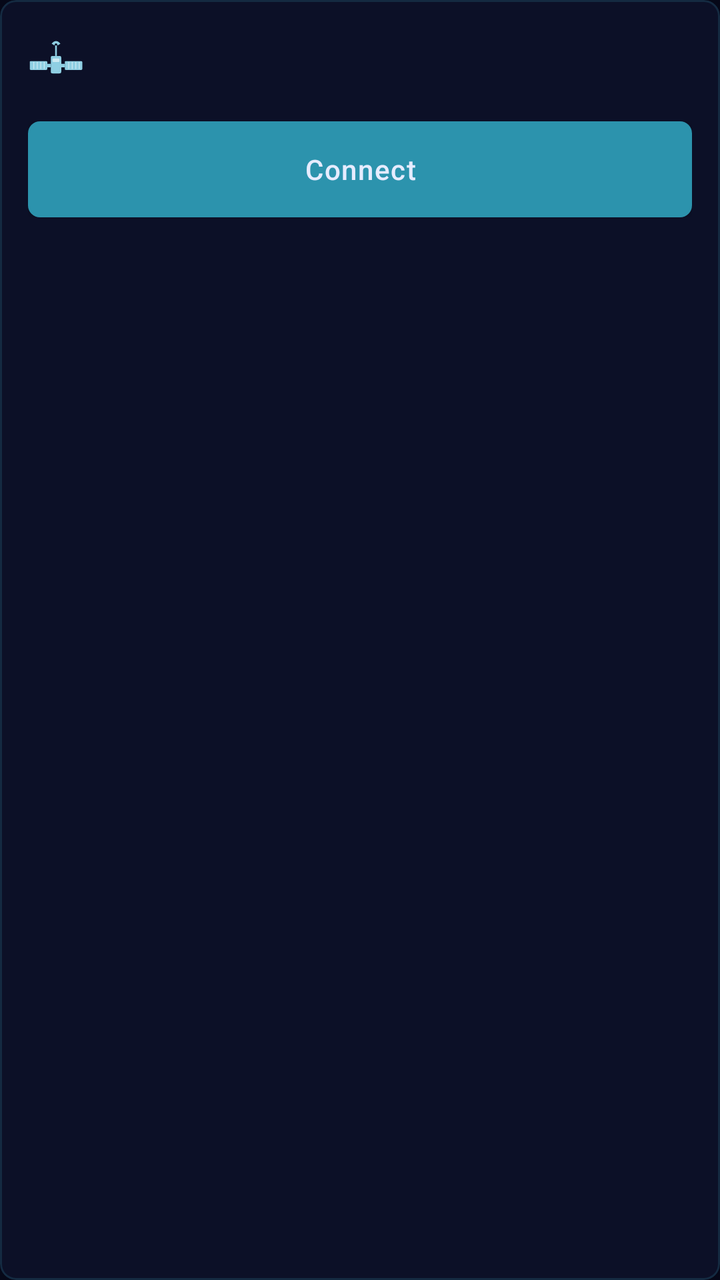
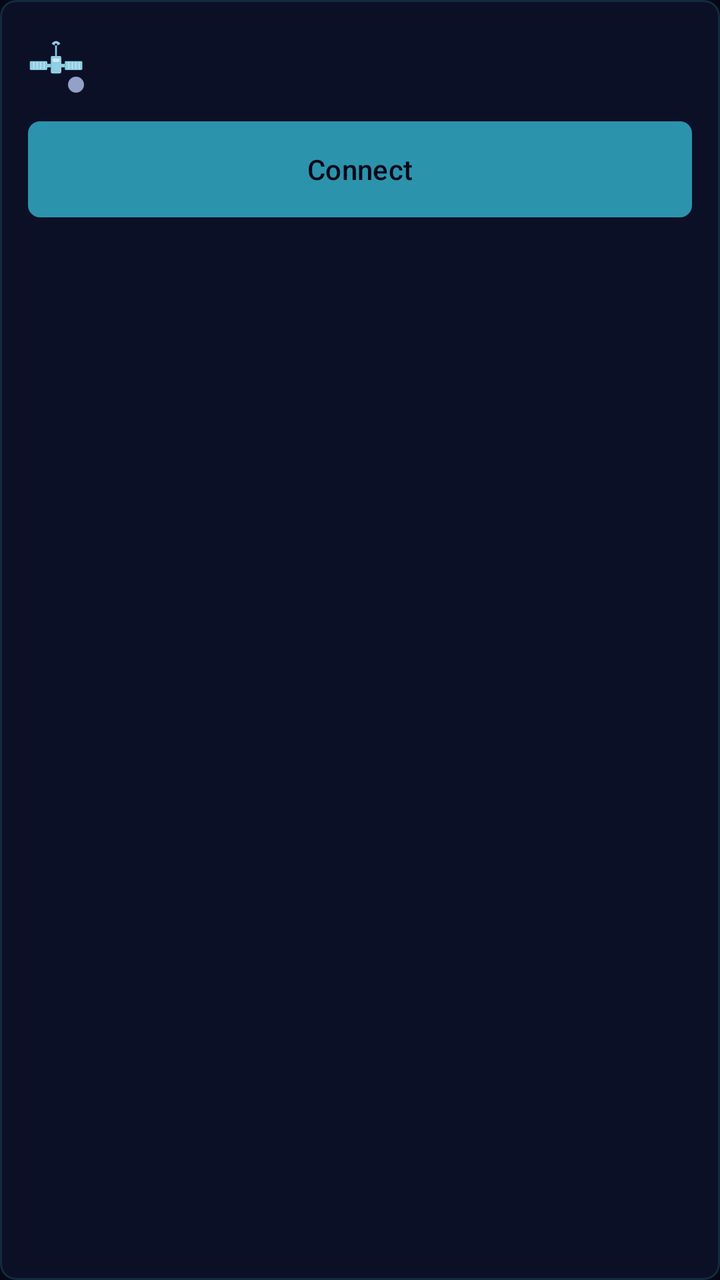

Before-and-after screenshots of an Android layout around one commit, followed by the original layout XML and the change that was made.
<!-- AndroidManifest.xml: application theme Theme.Dish -->
<!-- res/layout/row_connection.xml -->
<?xml version="1.0" encoding="utf-8"?>
<com.google.android.material.card.MaterialCardView xmlns:android="http://schemas.android.com/apk/res/android"
    xmlns:app="http://schemas.android.com/apk/res-auto"
    android:layout_width="match_parent"
    android:layout_height="wrap_content"
    android:layout_marginBottom="10dp"
    app:cardBackgroundColor="@color/colorSurface"
    app:cardCornerRadius="8dp"
    app:cardElevation="0dp"
    app:strokeColor="@color/colorCardStroke"
    app:strokeWidth="1dp">

    <LinearLayout
        android:layout_width="match_parent"
        android:layout_height="wrap_content"
        android:orientation="vertical"
        android:padding="14dp">

        <LinearLayout
            android:layout_width="match_parent"
            android:layout_height="wrap_content"
            android:orientation="horizontal"
            android:gravity="center_vertical">

            
            <FrameLayout
                android:layout_width="wrap_content"
                android:layout_height="wrap_content"
                android:layout_marginEnd="10dp">

                <ImageView
                    android:id="@+id/ivRowGlyph"
                    android:layout_width="28dp"
                    android:layout_height="28dp"
                    android:contentDescription="@null"
                    android:src="@drawable/ic_satellite" />

                <View
                    android:id="@+id/dotRow"
                    android:layout_width="8dp"
                    android:layout_height="8dp"
                    android:layout_gravity="bottom|end" />
            </FrameLayout>

            <LinearLayout
                android:layout_width="0dp"
                android:layout_height="wrap_content"
                android:layout_weight="1"
                android:orientation="vertical">

                <TextView
                    android:id="@+id/tvRowTitle"
                    android:layout_width="wrap_content"
                    android:layout_height="wrap_content"
                    android:textColor="@color/colorOnSurface"
                    android:textSize="15sp"
                    android:textStyle="bold" />

                <TextView
                    android:id="@+id/tvRowDetail"
                    android:layout_width="wrap_content"
                    android:layout_height="wrap_content"
                    android:textColor="@color/colorMuted"
                    android:textSize="12sp"
                    android:fontFamily="monospace" />
            </LinearLayout>

            <TextView
                android:id="@+id/tvRowStatus"
                android:layout_width="wrap_content"
                android:layout_height="wrap_content"
                android:textColor="@color/colorMuted"
                android:textSize="11sp"
                android:fontFamily="monospace" />
        </LinearLayout>

        <LinearLayout
            android:layout_width="match_parent"
            android:layout_height="wrap_content"
            android:orientation="horizontal"
            android:layout_marginTop="10dp">

            <com.google.android.material.button.MaterialButton
                android:id="@+id/btnRowAction"
                android:layout_width="0dp"
                android:layout_height="wrap_content"
                android:layout_weight="1"
                android:textAllCaps="false"
                android:text="@string/action_connect" />

            <com.google.android.material.button.MaterialButton
                android:id="@+id/btnRowSecondary"
                style="@style/Widget.Dish.Button.Outlined"
                android:layout_width="0dp"
                android:layout_height="wrap_content"
                android:layout_weight="1"
                android:layout_marginStart="8dp"
                android:textAllCaps="false"
                android:text="@string/action_forget_short"
                android:visibility="gone" />
        </LinearLayout>
    </LinearLayout>
</com.google.android.material.card.MaterialCardView>
<!-- resources referenced by this layout -->
<resources>
  <color name="colorCardStroke">#1F4FE3FF</color>
  <color name="colorMuted">#93A0C8</color>
  <color name="colorOnSurface">#E6ECFF</color>
  <color name="colorSurface">#0C1027</color>
  <style name="Widget.Dish.Button.Outlined" parent="Widget.MaterialComponents.Button.OutlinedButton">
          <item name="backgroundTint">@android:color/transparent</item>
          <item name="android:textColor">@color/colorOnSurface</item>
          <item name="strokeColor">@color/colorOutline</item>
          <item name="strokeWidth">1dp</item>
          <item name="android:textAllCaps">true</item>
          <item name="android:letterSpacing">0.04</item>
          <item name="cornerRadius">6dp</item>
          <item name="android:insetTop">0dp</item>
          <item name="android:insetBottom">0dp</item>
          <item name="rippleColor">@color/colorPrimaryDark</item>
      </style>
  <style name="Theme.Dish" parent="Theme.MaterialComponents.DayNight.NoActionBar">
          <item name="colorPrimary">@color/colorPrimary</item>
          <item name="colorPrimaryVariant">@color/colorPrimaryDark</item>
          <item name="colorOnPrimary">@color/colorOnPrimary</item>
          <item name="colorSecondary">@color/colorPrimaryMid</item>
          <item name="colorSecondaryVariant">@color/colorPrimaryDark</item>
          <item name="colorOnSecondary">@color/colorOnSurface</item>
          <item name="colorSurface">@color/colorSurface</item>
          <item name="colorOnSurface">@color/colorOnSurface</item>
          <item name="colorError">@color/colorError</item>
          <item name="android:colorBackground">@color/colorBackground</item>
          <item name="android:windowBackground">@color/colorBackground</item>
          <item name="android:statusBarColor">@color/colorBackground</item>
          <item name="android:navigationBarColor">@color/colorBackground</item>
          
          <item name="materialButtonStyle">@style/Widget.Dish.Button</item>
      </style>
  <color name="colorOutline">#2E4FE3FF</color>
  <color name="colorPrimaryDark">#2C93AD</color>
  <color name="colorPrimary">#4FE3FF</color>
  <color name="colorOnPrimary">#060818</color>
  <color name="colorPrimaryMid">#2C93AD</color>
  <color name="colorError">#E74C3C</color>
  <color name="colorBackground">#060818</color>
  <style name="Widget.Dish.Button" parent="Widget.MaterialComponents.Button">
          <item name="backgroundTint">@color/colorPrimaryDark</item>
          <item name="android:textColor">@color/colorOnSurface</item>
          <item name="android:textAllCaps">true</item>
          <item name="android:letterSpacing">0.04</item>
          <item name="cornerRadius">6dp</item>
          <item name="android:insetTop">0dp</item>
          <item name="android:insetBottom">0dp</item>
          <item name="rippleColor">@color/colorPrimaryMid</item>
      </style>
  <!-- unchanged entries left out for length: 3 -->
</resources>

<!-- the commit's change to res/layout/row_connection.xml (unified diff, before → after) -->
@@ -1,20 +1,16 @@
 <?xml version="1.0" encoding="utf-8"?>
 <com.google.android.material.card.MaterialCardView xmlns:android="http://schemas.android.com/apk/res/android"
     xmlns:app="http://schemas.android.com/apk/res-auto"
+    style="@style/Widget.Dish.Card"
     android:layout_width="match_parent"
     android:layout_height="wrap_content"
-    android:layout_marginBottom="10dp"
-    app:cardBackgroundColor="@color/colorSurface"
-    app:cardCornerRadius="8dp"
-    app:cardElevation="0dp"
-    app:strokeColor="@color/colorCardStroke"
-    app:strokeWidth="1dp">
+    android:layout_marginBottom="@dimen/card_margin_bottom">
 
     <LinearLayout
         android:layout_width="match_parent"
         android:layout_height="wrap_content"
         android:orientation="vertical"
-        android:padding="14dp">
+        android:padding="@dimen/card_padding">
 
         <LinearLayout
             android:layout_width="match_parent"
@@ -26,19 +22,18 @@
             <FrameLayout
                 android:layout_width="wrap_content"
                 android:layout_height="wrap_content"
-                android:layout_marginEnd="10dp">
+                android:layout_marginEnd="@dimen/spacing_lg">
 
                 <ImageView
                     android:id="@+id/ivRowGlyph"
-                    android:layout_width="28dp"
-                    android:layout_height="28dp"
+                    android:layout_width="@dimen/icon_row_glyph"
+                    android:layout_height="@dimen/icon_row_glyph"
                     android:contentDescription="@null"
                     android:src="@drawable/ic_satellite" />
 
                 <View
                     android:id="@+id/dotRow"
-                    android:layout_width="8dp"
-                    android:layout_height="8dp"
+                    style="@style/Widget.Dish.StatusDot.Large"
                     android:layout_gravity="bottom|end" />
             </FrameLayout>
 
@@ -50,42 +45,36 @@
 
                 <TextView
                     android:id="@+id/tvRowTitle"
+                    style="@style/TextAppearance.Dish.Title"
                     android:layout_width="wrap_content"
-                    android:layout_height="wrap_content"
-                    android:textColor="@color/colorOnSurface"
-                    android:textSize="15sp"
-                    android:textStyle="bold" />
+                    android:layout_height="wrap_content" />
 
                 <TextView
                     android:id="@+id/tvRowDetail"
+                    style="@style/TextAppearance.Dish.BodySmall"
                     android:layout_width="wrap_content"
-                    android:layout_height="wrap_content"
-                    android:textColor="@color/colorMuted"
-                    android:textSize="12sp"
-                    android:fontFamily="monospace" />
+                    android:layout_height="wrap_content" />
             </LinearLayout>
 
             <TextView
                 android:id="@+id/tvRowStatus"
+                style="@style/TextAppearance.Dish.Label"
                 android:layout_width="wrap_content"
-                android:layout_height="wrap_content"
-                android:textColor="@color/colorMuted"
-                android:textSize="11sp"
-                android:fontFamily="monospace" />
+                android:layout_height="wrap_content" />
         </LinearLayout>
 
         <LinearLayout
             android:layout_width="match_parent"
             android:layout_height="wrap_content"
             android:orientation="horizontal"
-            android:layout_marginTop="10dp">
+            android:layout_marginTop="@dimen/spacing_lg">
 
             <com.google.android.material.button.MaterialButton
                 android:id="@+id/btnRowAction"
+                style="@style/Widget.Dish.Button"
                 android:layout_width="0dp"
                 android:layout_height="wrap_content"
                 android:layout_weight="1"
-                android:textAllCaps="false"
                 android:text="@string/action_connect" />
 
             <com.google.android.material.button.MaterialButton
@@ -94,8 +83,7 @@
                 android:layout_width="0dp"
                 android:layout_height="wrap_content"
                 android:layout_weight="1"
-                android:layout_marginStart="8dp"
-                android:textAllCaps="false"
+                android:layout_marginStart="@dimen/spacing_md"
                 android:text="@string/action_forget_short"
                 android:visibility="gone" />
         </LinearLayout>
<!-- resource entries referenced after the edit -->
@@ -1,28 +1,73 @@
 <!-- resources referenced by this layout -->
 <resources>
-  <color name="colorCardStroke">#1F4FE3FF</color>
-  <color name="colorMuted">#93A0C8</color>
-  <color name="colorOnSurface">#E6ECFF</color>
-  <color name="colorSurface">#0C1027</color>
-  <style name="Widget.Dish.Button.Outlined" parent="Widget.MaterialComponents.Button.OutlinedButton">
+  <dimen name="card_margin_bottom">@dimen/size_10</dimen>
+  <dimen name="card_padding">@dimen/size_14</dimen>
+  <dimen name="icon_row_glyph">@dimen/size_28</dimen>
+  <dimen name="spacing_lg">@dimen/size_10</dimen>
+  <dimen name="spacing_md">@dimen/size_8</dimen>
+  <style name="TextAppearance.Dish.BodySmall" parent="">
+          <item name="android:textSize">@dimen/text_body_sm</item>
+          <item name="android:textColor">@color/colorMuted</item>
+          <item name="android:fontFamily">sans-serif</item>
+          <item name="android:textStyle">normal</item>
+      </style>
+  <style name="TextAppearance.Dish.Label" parent="">
+          <item name="android:textSize">@dimen/text_label</item>
+          <item name="android:textColor">@color/colorMuted</item>
+          <item name="android:fontFamily">monospace</item>
+          <item name="android:textStyle">normal</item>
+          <item name="android:letterSpacing">0.12</item>
+      </style>
+  <style name="TextAppearance.Dish.Title" parent="">
+          <item name="android:textSize">@dimen/text_title_sm</item>
+          <item name="android:textColor">@color/colorOnSurface</item>
+          <item name="android:fontFamily">sans-serif-medium</item>
+          <item name="android:textStyle">normal</item>
+          <item name="android:lineSpacingMultiplier">1.3</item>
+      </style>
+  <color name="colorCardStroke">@color/signal_cyan_200</color>
+  <dimen name="icon_dot_lg">@dimen/size_8</dimen>
+  <!-- drawable dot_circle (drawable) -->
+  <?xml version="1.0" encoding="utf-8"?>
+  <shape xmlns:android="http://schemas.android.com/apk/res/android"
+      android:shape="oval">
+      <solid android:color="@color/colorMuted" />
+  </shape>
+  <color name="colorMuted">@color/slate_300</color>
+  <dimen name="text_label">@dimen/text_11</dimen>
+  <dimen name="text_title_sm">@dimen/text_15</dimen>
+  <color name="colorOnSurface">@color/paper_50</color>
+  <color name="colorSurface">@color/navy_800</color>
+  <dimen name="corner_card">@dimen/size_8</dimen>
+  <dimen name="elevation_none">0dp</dimen>
+  <style name="Widget.Dish.Button.Outlined" parent="Widget.Material3.Button.OutlinedButton">
           <item name="backgroundTint">@android:color/transparent</item>
           <item name="android:textColor">@color/colorOnSurface</item>
           <item name="strokeColor">@color/colorOutline</item>
-          <item name="strokeWidth">1dp</item>
-          <item name="android:textAllCaps">true</item>
-          <item name="android:letterSpacing">0.04</item>
-          <item name="cornerRadius">6dp</item>
+          <item name="strokeWidth">@dimen/border_thin</item>
+          <item name="cornerRadius">@dimen/corner_button</item>
           <item name="android:insetTop">0dp</item>
           <item name="android:insetBottom">0dp</item>
           <item name="rippleColor">@color/colorPrimaryDark</item>
       </style>
-  <style name="Theme.Dish" parent="Theme.MaterialComponents.DayNight.NoActionBar">
+  <style name="Widget.Dish.Card" parent="Widget.Material3.CardView.Outlined">
+          <item name="cardBackgroundColor">@color/colorSurface</item>
+          <item name="cardCornerRadius">@dimen/corner_card</item>
+          <item name="cardElevation">@dimen/elevation_none</item>
+          <item name="strokeColor">@color/colorCardStroke</item>
+          <item name="strokeWidth">@dimen/border_thin</item>
+      </style>
+  <style name="Widget.Dish.StatusDot.Large" parent="">
+          <item name="android:layout_width">@dimen/icon_dot_lg</item>
+          <item name="android:layout_height">@dimen/icon_dot_lg</item>
+          <item name="android:background">@drawable/dot_circle</item>
+      </style>
+  <style name="Theme.Dish" parent="Theme.Material3.DayNight.NoActionBar">
           <item name="colorPrimary">@color/colorPrimary</item>
-          <item name="colorPrimaryVariant">@color/colorPrimaryDark</item>
           <item name="colorOnPrimary">@color/colorOnPrimary</item>
           <item name="colorSecondary">@color/colorPrimaryMid</item>
-          <item name="colorSecondaryVariant">@color/colorPrimaryDark</item>
-          <item name="colorOnSecondary">@color/colorOnSurface</item>
+          
+          <item name="colorOnSecondary">@color/colorOnPrimary</item>
           <item name="colorSurface">@color/colorSurface</item>
           <item name="colorOnSurface">@color/colorOnSurface</item>
           <item name="colorError">@color/colorError</item>
@@ -33,19 +78,38 @@
           
           <item name="materialButtonStyle">@style/Widget.Dish.Button</item>
       </style>
-  <color name="colorOutline">#2E4FE3FF</color>
-  <color name="colorPrimaryDark">#2C93AD</color>
-  <color name="colorPrimary">#4FE3FF</color>
-  <color name="colorOnPrimary">#060818</color>
-  <color name="colorPrimaryMid">#2C93AD</color>
-  <color name="colorError">#E74C3C</color>
-  <color name="colorBackground">#060818</color>
-  <style name="Widget.Dish.Button" parent="Widget.MaterialComponents.Button">
+  <dimen name="size_10">10dp</dimen>
+  <dimen name="size_14">14dp</dimen>
+  <dimen name="size_28">28dp</dimen>
+  <dimen name="size_8">8dp</dimen>
+  <dimen name="text_body_sm">@dimen/text_12</dimen>
+  <color name="colorOutline">@color/signal_cyan_300</color>
+  <dimen name="border_thin">@dimen/size_1</dimen>
+  <color name="colorPrimaryDark">@color/signal_cyan_700</color>
+  <color name="colorPrimary">@color/signal_cyan_500</color>
+  <color name="colorOnPrimary">@color/navy_900</color>
+  <dimen name="corner_button">@dimen/size_6</dimen>
+  <color name="colorPrimaryMid">@color/signal_cyan_700</color>
+  <color name="colorError">@color/red_500</color>
+  <color name="colorBackground">@color/navy_900</color>
+  <dimen name="text_12">12sp</dimen>
+  <color name="slate_300">#FF93A0C8</color>
+  <dimen name="text_11">11sp</dimen>
+  <dimen name="text_15">15sp</dimen>
+  <color name="paper_50">#FFE6ECFF</color>
+  <color name="signal_cyan_700">#FF2C93AD</color>
+  <color name="navy_900">#FF060818</color>
+  <dimen name="size_6">6dp</dimen>
+  <color name="signal_cyan_300">#2E4FE3FF</color>
+  <dimen name="size_1">1dp</dimen>
+  <color name="navy_800">#FF0C1027</color>
+  <color name="signal_cyan_200">#1F4FE3FF</color>
+  <color name="signal_cyan_500">#FF4FE3FF</color>
+  <color name="red_500">#FFE74C3C</color>
+  <style name="Widget.Dish.Button" parent="Widget.Material3.Button">
           <item name="backgroundTint">@color/colorPrimaryDark</item>
-          <item name="android:textColor">@color/colorOnSurface</item>
-          <item name="android:textAllCaps">true</item>
-          <item name="android:letterSpacing">0.04</item>
-          <item name="cornerRadius">6dp</item>
+          <item name="android:textColor">@color/colorOnPrimary</item>
+          <item name="cornerRadius">@dimen/corner_button</item>
           <item name="android:insetTop">0dp</item>
           <item name="android:insetBottom">0dp</item>
           <item name="rippleColor">@color/colorPrimaryMid</item>
